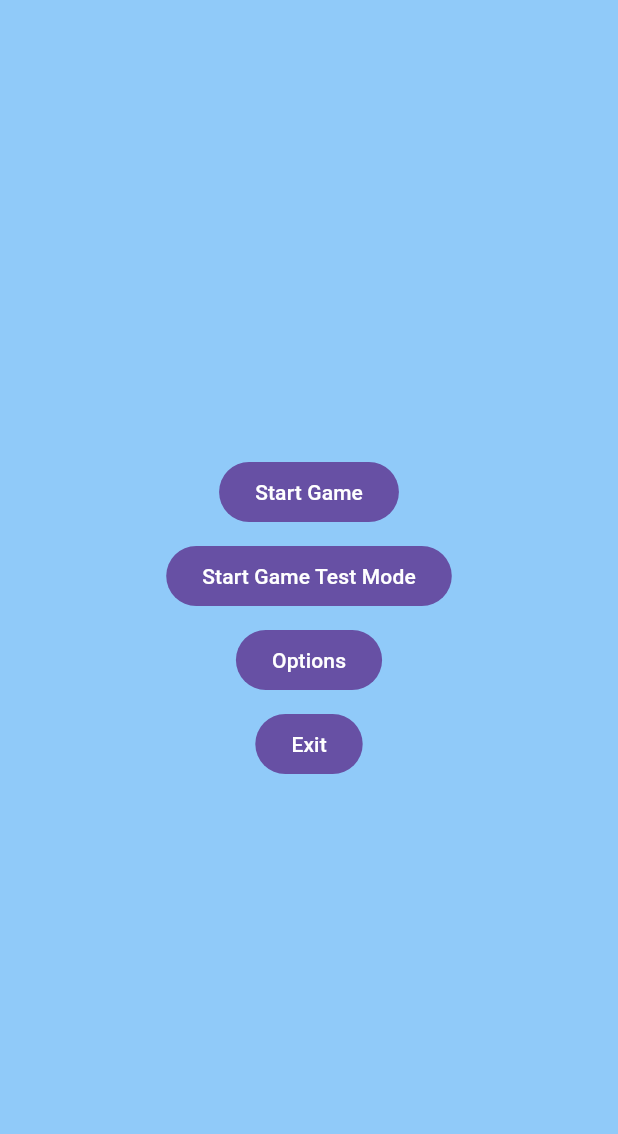
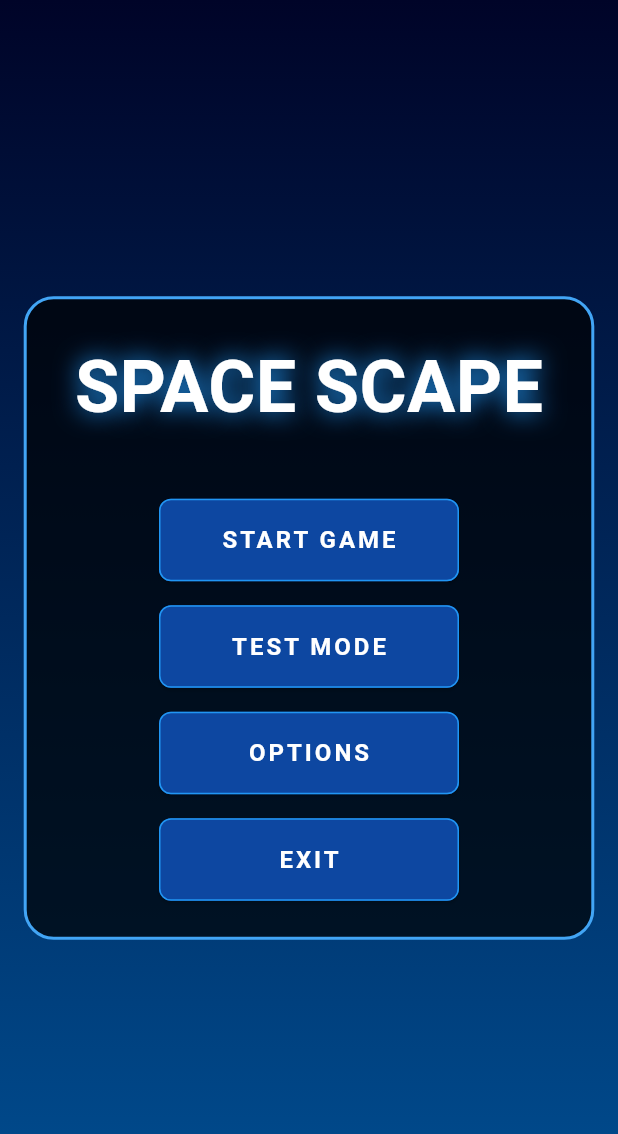
Before and after one commit to andrcfs/space_scape, a Flutter app: the Menu widget shown alone on an empty page, opened directly with empty values, on a phone screen of 412 x 824 dp. Shown: the top 1134 px of the screen. Run offline on Flutter 3.47's test engine with Material 3 defaults, Android fonts, the phone set to English and light mode, and no system bars; missing offline and left inert: flame.

Commit message:
some windows bullshit

```diff
--- a/lib/overlays/menu.dart
+++ b/lib/overlays/menu.dart
@@ -7,41 +7,85 @@ class Menu extends StatelessWidget {
 
   @override
   Widget build(BuildContext context) {
-    return Scaffold(
-      backgroundColor: Colors.blue.withOpacity(0.5),
-      body: Center(
+    return Container(
+      decoration: const BoxDecoration(
+        gradient: LinearGradient(
+          begin: Alignment.topCenter,
+          end: Alignment.bottomCenter,
+          colors: [Color(0xFF000428), Color(0xFF004e92)],
+        ),
+      ),
+      child: Center(
+        child: Container(
+          padding: const EdgeInsets.symmetric(horizontal: 32, vertical: 24),
+          decoration: BoxDecoration(
+            color: const Color.fromRGBO(0, 0, 0, 0.7),
+            borderRadius: BorderRadius.circular(20),
+            border: Border.all(color: Colors.blue[400]!, width: 2),
+          ),
           child: Column(
-          mainAxisAlignment: MainAxisAlignment.center,
-          crossAxisAlignment: CrossAxisAlignment.center,
+            mainAxisSize: MainAxisSize.min,
             children: [
-            FilledButton(
-                onPressed: () {
+              const Text(
+                'SPACE SCAPE',
+                style: TextStyle(
+                  fontSize: 48,
+                  color: Colors.white,
+                  fontWeight: FontWeight.bold,
+                  shadows: [
+                    Shadow(
+                      color: Colors.blue,
+                      blurRadius: 20,
+                    ),
+                  ],
+                ),
+              ),
+              const SizedBox(height: 40),
+              _buildMenuButton('START GAME', () {
                 game.gameOver = false;
                 game.startGame();
                 game.overlays.remove('Menu');
-                },
-                child: const Text('Start Game')),
-            const SizedBox(height: 8),
-            FilledButton(
-                onPressed: () {
+              }),
+              const SizedBox(height: 16),
+              _buildMenuButton('TEST MODE', () {
                 game.gameOver = false;
                 game.startTest();
                 game.overlays.remove('Menu');
-                },
-                child: const Text('Start Game Test Mode')),
-            const SizedBox(height: 8),
-            FilledButton(
-              onPressed: () {},
-              child: const Text('Options'),
+              }),
+              const SizedBox(height: 16),
+              _buildMenuButton('OPTIONS', () {}),
+              const SizedBox(height: 16),
+              _buildMenuButton('EXIT', () {
+                game.paused = false;
+              }),
+            ],
           ),
-            const SizedBox(height: 8),
-            FilledButton(
-              onPressed: () {
-                game.paused = false;
-              },
-              child: const Text('Exit'),
         ),
-          ],
+      ),
+    );
+  }
+
+  Widget _buildMenuButton(String text, VoidCallback onPressed) {
+    return SizedBox(
+      width: 200,
+      child: ElevatedButton(
+        onPressed: onPressed,
+        style: ElevatedButton.styleFrom(
+          padding: const EdgeInsets.symmetric(horizontal: 32, vertical: 16),
+          backgroundColor: Colors.blue[900],
+          foregroundColor: Colors.white,
+          shape: RoundedRectangleBorder(
+            borderRadius: BorderRadius.circular(8),
+            side: const BorderSide(color: Colors.blue, width: 1),
+          ),
+        ),
+        child: Text(
+          text,
+          style: const TextStyle(
+            fontSize: 16,
+            letterSpacing: 2,
+            fontWeight: FontWeight.bold,
+          ),
         ),
       ),
     );
```
Also changed, not shown: 3 other files. Lines whose indentation alone changed are shown as unchanged.
